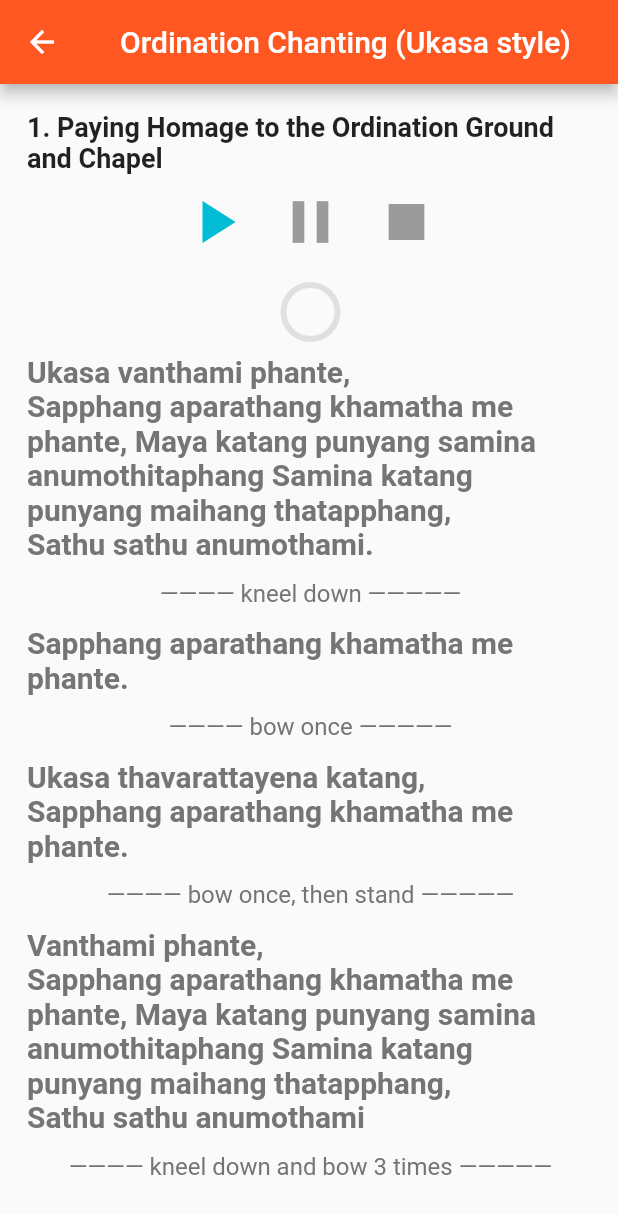
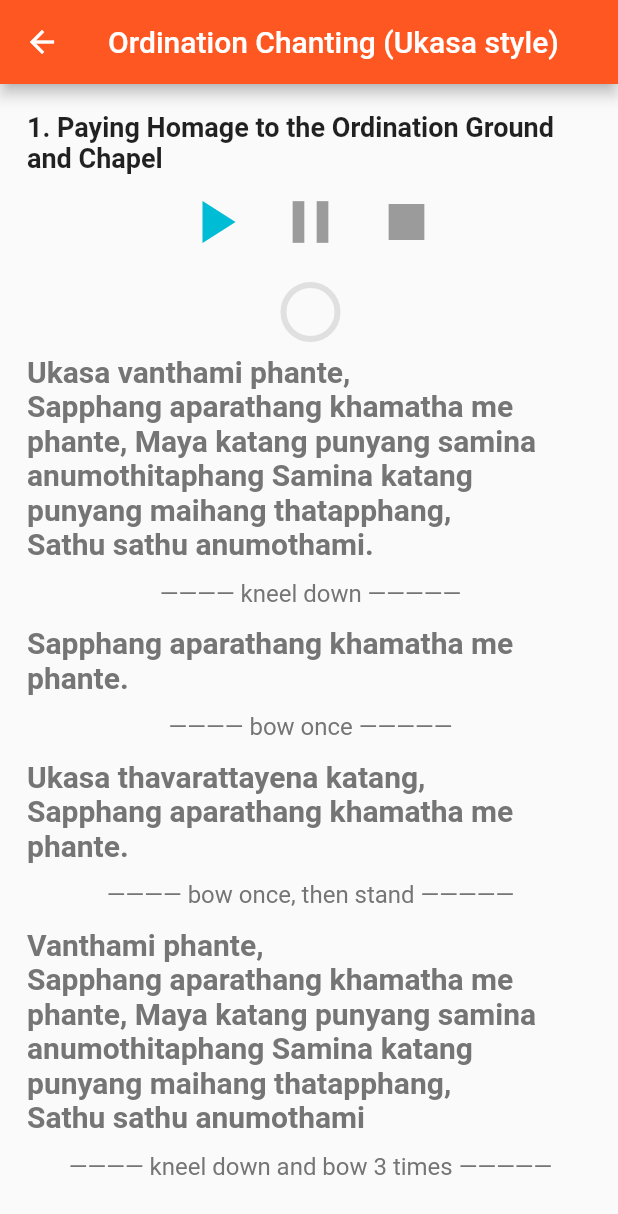
Before and after one commit to siripink/idop, a Flutter app: the Chanting screen opened directly, after a tap on "SCRIPT & AUDIO", on a phone screen of 412 x 824 dp. Shown: the top 1214 px of the screen. Run offline on Flutter 3.47's test engine with Material 2 defaults, Android fonts, the phone set to English and light mode, and no system bars; our stand-ins replace audioplayers, cloud_firestore; missing offline and left inert: carousel, validate; accounts and stored records are empty.

Commit message:
Optimized code

```diff
--- a/lib/aboutUs.dart
+++ b/lib/aboutUs.dart
@@ -9,16 +9,12 @@ class AboutUs extends StatefulWidget {
 
 class _AboutUsState extends State<AboutUs> {
 
-  Widget appBarTitle = Container(
-      margin: const EdgeInsets.only(left: 8.0),
-      child: Text('About Us'));
-
   @override
   Widget build(BuildContext context) {
 
     return Scaffold(
       appBar: AppBar(
-        title: appBarTitle,
+        title: Text('About Us'),
       ),
       body: ListView(
         padding: const EdgeInsets.fromLTRB(16.0, 0.0, 16.0, 0.0),
--- a/lib/application.dart
+++ b/lib/application.dart
@@ -7,16 +7,12 @@ class Application extends StatefulWidget {
 
 class _ApplicationState extends State<Application> {
 
-  Widget appBarTitle = Container(
-      margin: const EdgeInsets.only(left: 8.0),
-      child: Text('Application'));
-
   @override
   Widget build(BuildContext context) {
 
     return Scaffold(
       appBar: AppBar(
-        title: appBarTitle,
+        title: Text('Application'),
       ),
       body: Center(
         child: Text('Coming Soon'),
--- a/lib/audio.dart
+++ b/lib/audio.dart
@@ -13,15 +13,12 @@ class Audio extends StatefulWidget {
 }
 
 class _AudioState extends State<Audio> {
-  Widget appBarTitle = Container(
-      margin: const EdgeInsets.only(left: 8.0),
-      child: Text('Ordination Chanting (Ukasa style)'));
 
   @override
   Widget build(BuildContext context) {
     return Scaffold(
       appBar: AppBar(
-        title: appBarTitle,
+        title: Text('Ordination Chanting (Ukasa style)'),
       ),
       body: ListView(
         padding: const EdgeInsets.only(left: 18.0, right: 16.0, bottom: 12.0),
--- a/lib/chanting.dart
+++ b/lib/chanting.dart
@@ -8,9 +8,6 @@ class Chanting extends StatefulWidget {
 }
 
 class _ChantingState extends State<Chanting> {
-  Widget appBarTitle = Container(
-      margin: const EdgeInsets.only(left: 8.0),
-      child: Text('Chanting'));
 
   Widget buildCard(double height, String scriptIndex, String asset, String title, String details) {
     return new SafeArea(
@@ -115,7 +112,7 @@ class _ChantingState extends State<Chanting> {
   Widget build(BuildContext context) {
     return Scaffold(
       appBar: AppBar(
-        title: appBarTitle,
+        title: Text('Chanting'),
       ),
       body: ListView(
         // Important: Remove any padding from the ListView.
--- a/lib/eligibility.dart
+++ b/lib/eligibility.dart
@@ -40,10 +40,6 @@ class _LinkInAppTextSpan extends TextSpan {
 }
 
 class _EligibilityState extends State<Eligibility> {
-
-  Widget appBarTitle = Container(
-      margin: const EdgeInsets.only(left: 8.0),
-      child: Text('Eligibility'));
 
   Widget buildBullet(String text) {
   return new ListTile(
@@ -89,7 +85,7 @@ class _EligibilityState extends State<Eligibility> {
 
     return Scaffold(
       appBar: AppBar(
-        title: appBarTitle,
+        title: Text('Eligibility'),
       ),
       body: ListView(
         padding: const EdgeInsets.fromLTRB(16.0, 0.0, 16.0, 0.0),
--- a/lib/navigation.dart
+++ b/lib/navigation.dart
@@ -62,6 +62,7 @@ class _NavigationState extends State<Navigation> {
             onTap: () => _navigateTo('about'),
           ),
           buildMenu('Contact Us', 'contact'),
+          buildMenu('About Us', 'about'),
           buildMenu('FAQ', 'faq'),
 
         ],
--- a/lib/procedure.dart
+++ b/lib/procedure.dart
@@ -7,9 +7,6 @@ class Procedure extends StatefulWidget {
 }
 
 class _ProcedureState extends State<Procedure> {
-  Widget appBarTitle = Container(
-      margin: const EdgeInsets.only(left: 8.0),
-      child: Text('Procedure'));
 
   Widget buildCustomListTile(String assets, String details) {
     return Container(
@@ -39,7 +36,7 @@ class _ProcedureState extends State<Procedure> {
   Widget build(BuildContext context) {
     return Scaffold(
       appBar: AppBar(
-        title: appBarTitle,
+        title: Text('Procedure'),
       ),
       body: ListView(
         // Important: Remove any padding from the ListView.
--- a/lib/program.dart
+++ b/lib/program.dart
@@ -8,16 +8,12 @@ class Program extends StatefulWidget {
 
 class _ProgramState extends State<Program> {
 
-  Widget appBarTitle = Container(
-      margin: const EdgeInsets.only(left: 8.0),
-      child: Text('Program'));
-
   @override
   Widget build(BuildContext context) {
 
     return Scaffold(
       appBar: AppBar(
-        title: appBarTitle,
+        title: Text('Program'),
       ),
       body: ListView(
         padding: const EdgeInsets.fromLTRB(16.0, 0.0, 16.0, 0.0),
```
Also changed, not shown: lib/contactUs.dart (+1 -6 lines).
